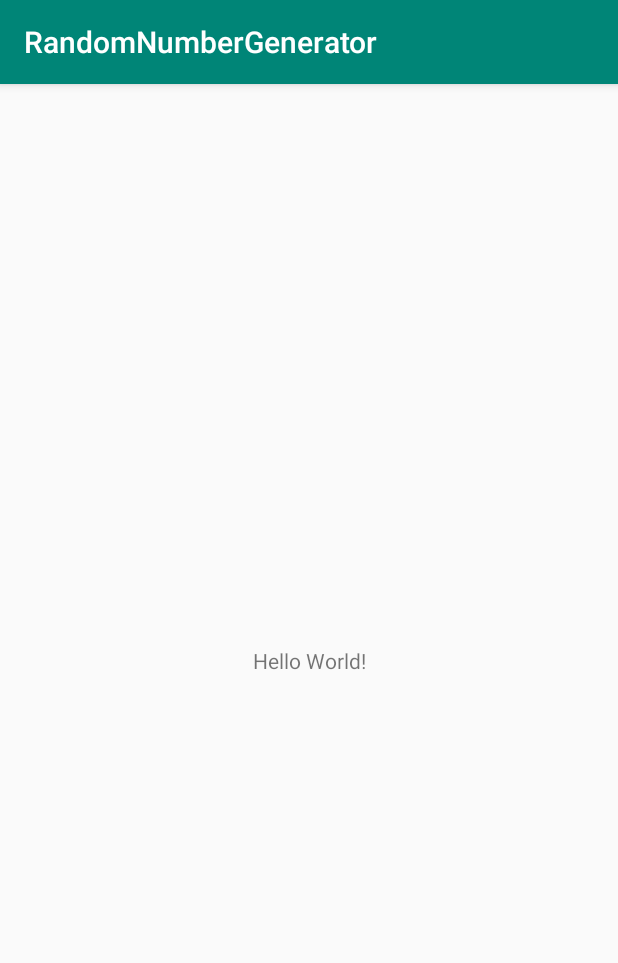
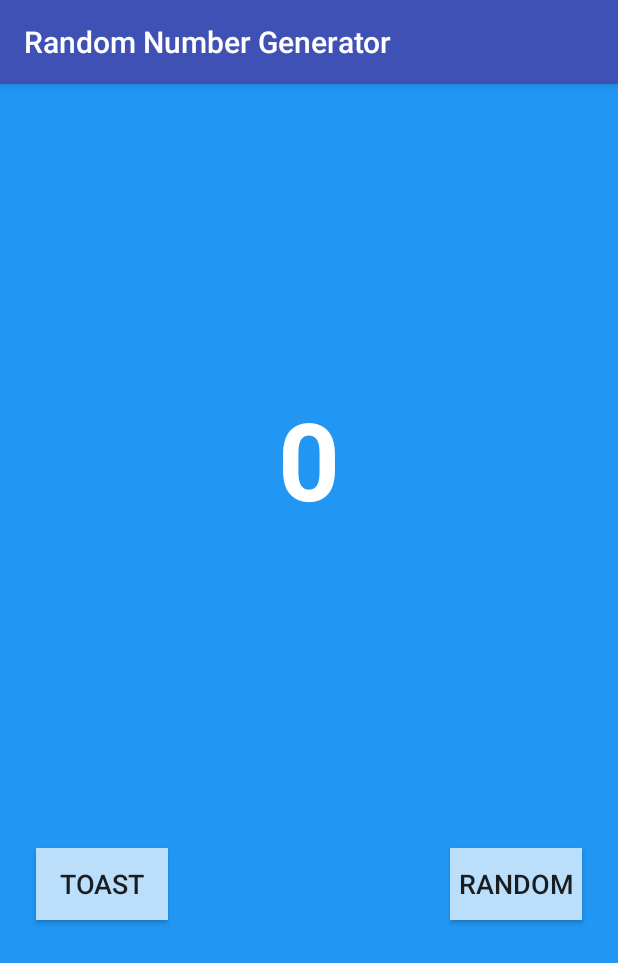
Before and after one commit to jaaywags/Android-RandomNumberGenerator, an Android app: the screen it shows after launch (MainActivity), on a phone screen of 412 x 824 dp. Shown: the top 963 px of the screen. Run offline under Robolectric (Android 15) with nearby library versions, the phone set to English and light mode, and no system bars.

Commit message:
Finished tutorial

```diff
--- a/app/build.gradle
+++ b/app/build.gradle
@@ -24,7 +24,7 @@ android {
 
 dependencies {
     implementation fileTree(dir: 'libs', include: ['*.jar'])
-    implementation"org.jetbrains.kotlin:kotlin-stdlib-jdk7:$kotlin_version"
+    implementation "org.jetbrains.kotlin:kotlin-stdlib-jdk7:$kotlin_version"
     implementation 'com.android.support:appcompat-v7:28.0.0'
     implementation 'com.android.support.constraint:constraint-layout:1.1.3'
     testImplementation 'junit:junit:4.12'
--- a/app/src/main/AndroidManifest.xml
+++ b/app/src/main/AndroidManifest.xml
@@ -9,6 +9,8 @@
 			android:roundIcon="@mipmap/ic_launcher_round"
 			android:supportsRtl="true"
 			android:theme="@style/AppTheme">
+		<activity android:name=".SecondActivity">
+		</activity>
 		<activity android:name=".MainActivity">
 			<intent-filter>
 				<action android:name="android.intent.action.MAIN"/>
--- a/app/src/main/java/com/example/randomnumbergenerator/MainActivity.kt
+++ b/app/src/main/java/com/example/randomnumbergenerator/MainActivity.kt
@@ -1,12 +1,70 @@
 package com.example.randomnumbergenerator
 
+import android.content.Intent
 import android.support.v7.app.AppCompatActivity
 import android.os.Bundle
+import android.view.View
+import android.widget.TextView
+import android.widget.Toast
+import java.util.*
 
 class MainActivity : AppCompatActivity() {
+	companion object {
+		const val DEFAULT_NUMBER = "0"
+	}
 
 	override fun onCreate(savedInstanceState: Bundle?) {
 		super.onCreate(savedInstanceState)
 		setContentView(R.layout.activity_main)
+		setStartNumber()
+	}
+
+	fun setStartNumber() {
+		// Get the count from the intent extras
+		val count = intent.getIntExtra(DEFAULT_NUMBER, 0)
+
+		// Display the random number.
+		findViewById<TextView>(R.id.generated_number_text).text = Integer.toString(count)
+	}
+
+	fun toastMe(view: View) {
+		// val myToast = Toast.makeText(this, message, duration);
+		val myToast = Toast.makeText(this, "Hello Toast!", Toast.LENGTH_SHORT)
+		myToast.show()
+	}
+
+	fun countMe (view: View) {
+		// Get the text view
+		val showCountTextView = findViewById<TextView>(R.id.generated_number_text)
+
+		// Get the value of the text view.
+		val countString = showCountTextView.text.toString()
+
+		// Convert value to a number and increment it
+		var count: Int = Integer.parseInt(countString)
+		count++
+
+		// Display the new value in the text view.
+		showCountTextView.text = count.toString();
+	}
+
+	fun randomMe(view: View) {
+		// Create an Intent to start the second activity
+		val randomIntent = Intent(this, SecondActivity::class.java)
+
+		// Get the text view
+		val showCountTextView = findViewById<TextView>(R.id.generated_number_text)
+
+		// Get the value of the text view.
+		val countString = showCountTextView.text.toString()
+
+		// Convert the count to an int
+		val count = Integer.parseInt(countString)
+
+		// Add the count to the extras for the Intent.
+		randomIntent.putExtra(SecondActivity.TOTAL_COUNT, count)
+
+		// Start the new activity.
+		startActivity(randomIntent)
 	}
 }
--- a/app/src/main/res/layout/activity_main.xml
+++ b/app/src/main/res/layout/activity_main.xml
@@ -5,15 +5,72 @@
 		xmlns:app="http://schemas.android.com/apk/res-auto"
 		android:layout_width="match_parent"
 		android:layout_height="match_parent"
-		tools:context=".MainActivity">
+		tools:context=".MainActivity"
+		android:background="@color/screenBackground">
 
 	<TextView
 			android:layout_width="wrap_content"
 			android:layout_height="wrap_content"
-			android:text="Hello World!"
+			android:text="@string/generated_number_text"
 			app:layout_constraintBottom_toBottomOf="parent"
 			app:layout_constraintLeft_toLeftOf="parent"
 			app:layout_constraintRight_toRightOf="parent"
-			app:layout_constraintTop_toTopOf="parent"/>
+			app:layout_constraintTop_toTopOf="parent"
+			android:fontFamily="sans-serif"
+			android:textSize="72sp"
+			android:textColor="@android:color/white"
+			android:textStyle="bold"
+			android:id="@+id/generated_number_text"
+			app:layout_constraintVertical_bias="0.3"/>
+
+	<Button
+			android:text="@string/toast_btn"
+			android:layout_width="wrap_content"
+			android:layout_height="wrap_content"
+			android:id="@+id/toast_btn"
+			android:layout_marginTop="8dp"
+			app:layout_constraintLeft_toLeftOf="parent"
+			app:layout_constraintTop_toBottomOf="@+id/generated_number_text"
+			android:layout_marginBottom="8dp"
+			app:layout_constraintBottom_toBottomOf="parent"
+			app:layout_constraintStart_toStartOf="parent"
+			android:layout_marginStart="24dp"
+			android:background="@color/buttonBackground"
+			android:textSize="18sp"
+			android:onClick="toastMe"/>
+
+	<Button
+			android:text="@string/count_btn"
+			android:layout_width="wrap_content"
+			android:layout_height="wrap_content"
+			android:id="@+id/count_button"
+			android:layout_marginTop="8dp"
+			app:layout_constraintTop_toBottomOf="@+id/generated_number_text"
+			android:layout_marginBottom="8dp"
+			app:layout_constraintBottom_toBottomOf="parent"
+			app:layout_constraintEnd_toStartOf="@+id/toast_btn"
+			android:layout_marginEnd="8dp"
+			app:layout_constraintStart_toEndOf="@+id/random_btn"
+			android:layout_marginStart="8dp"
+			android:background="@color/buttonBackground"
+			android:textSize="18sp"
+			android:onClick="countMe"/>
+
+	<Button
+			android:text="@string/random_btn"
+			android:layout_width="wrap_content"
+			android:layout_height="wrap_content"
+			android:id="@+id/random_btn"
+			android:layout_marginTop="8dp"
+			app:layout_constraintRight_toRightOf="parent"
+			app:layout_constraintTop_toBottomOf="@+id/generated_number_text"
+			app:layout_constraintEnd_toEndOf="parent"
+			app:layout_constraintLeft_toLeftOf="parent"
+			android:layout_marginEnd="24dp"
+			android:layout_marginBottom="8dp"
+			app:layout_constraintBottom_toBottomOf="parent"
+			android:background="@color/buttonBackground"
+			android:textSize="18sp"
+			android:onClick="randomMe"/>
 
 </android.support.constraint.ConstraintLayout>
--- a/app/src/main/res/values/colors.xml
+++ b/app/src/main/res/values/colors.xml
@@ -1,6 +1,9 @@
 <?xml version="1.0" encoding="utf-8"?>
 <resources>
-	<color name="colorPrimary">#008577</color>
-	<color name="colorPrimaryDark">#00574B</color>
-	<color name="colorAccent">#D81B60</color>
+	<color name="colorPrimary">#3F51B5</color>
+	<color name="colorPrimaryDark">#303F9F</color>
+	<color name="colorAccent">#FF4081</color>
+	<color name="screenBackground">#2196F3</color>
+	<color name="buttonBackground">#BBDEFB</color>
+	<color name="randomNumberScreenBackground">#26C6DA</color>
 </resources>
--- a/app/src/main/res/values/strings.xml
+++ b/app/src/main/res/values/strings.xml
@@ -1,3 +1,11 @@
 <resources>
-	<string name="app_name">RandomNumberGenerator</string>
+	<string name="app_name">Random Number Generator</string>
+	<string name="generated_number_text">0</string>
+	<string name="toast_btn">Toast</string>
+	<string name="count_btn">Count</string>
+	<string name="random_btn">Random</string>
+	<string name="go_back_btn">Go Back</string>
+	<string name="random_heading">Here is a random number between 0 and %1d</string>
+	<string name="random_number_label">R</string>
+	<string name="randomly_generated_number_label">R</string>
 </resources>
```
Also changed, not shown: app/src/main/java/com/example/randomnumbergenerator/SecondActivity.kt (added, +61 -0 lines), app/src/main/res/layout/activity_second.xml (added, +58 -0 lines).
